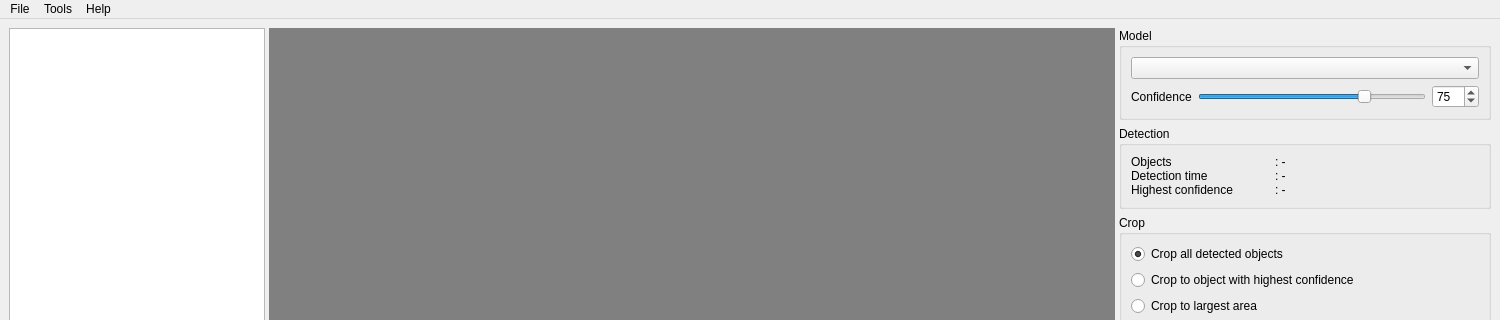
This is src/detectorist/detectorist_app_gui.ui in kenwer/detectorist as Qt 5 draws it before an edit; both pictures show x 0 to 1500 and y 0 to 320 of the 1500 by 750 pixel window. The edited form follows.
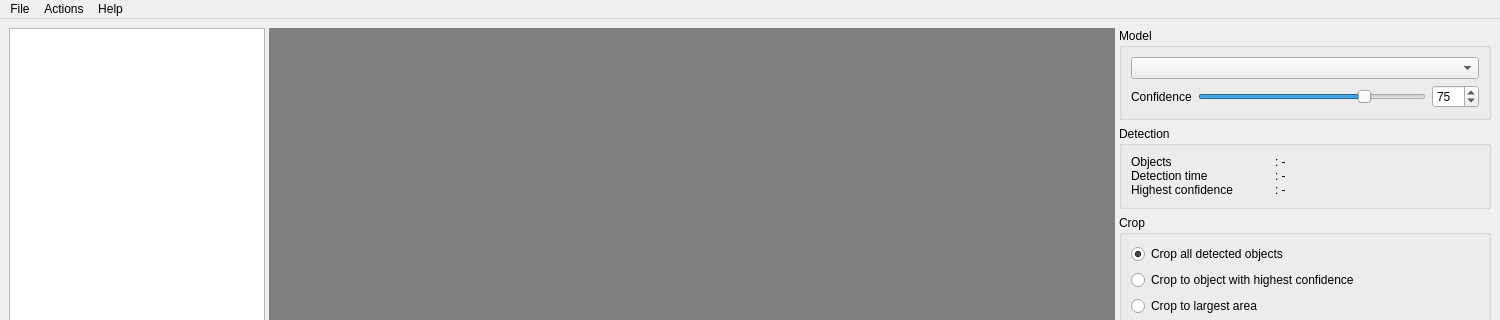
This is the edited form.

Commit message: Rename "Tools" menu to "Actions"

Diff of the .ui file:
```diff
--- a/src/detectorist/detectorist_app_gui.ui
+++ b/src/detectorist/detectorist_app_gui.ui
@@ -396,9 +396,9 @@
     </property>
     <addaction name="openFolderAction"/>
    </widget>
-   <widget class="QMenu" name="menuTools">
+   <widget class="QMenu" name="menuActions">
     <property name="title">
-     <string>Tools</string>
+     <string>Actions</string>
     </property>
     <addaction name="actionSort_images_by_object_class"/>
     <addaction name="separator"/>
@@ -412,7 +412,7 @@
     <addaction name="actionAbout"/>
    </widget>
    <addaction name="menuFile"/>
-   <addaction name="menuTools"/>
+   <addaction name="menuActions"/>
    <addaction name="menuHelp"/>
   </widget>
   <widget class="QStatusBar" name="statusBar"/>
```
The commit also changes 2 other files.
